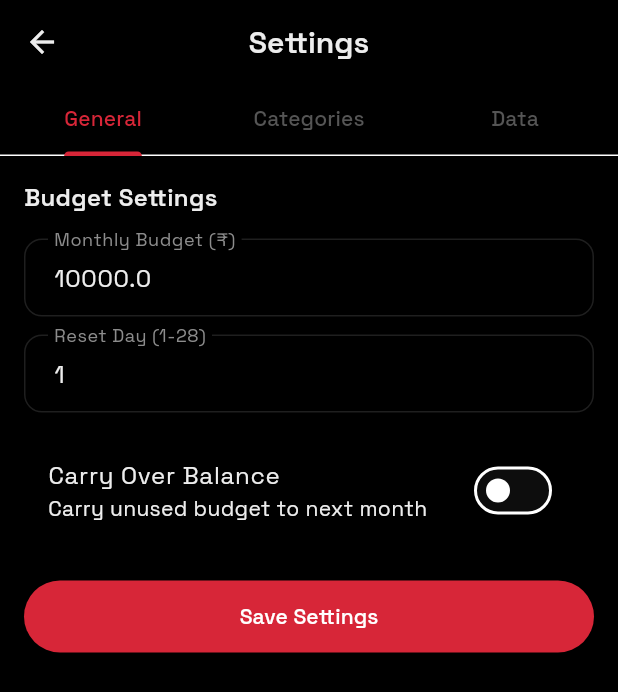
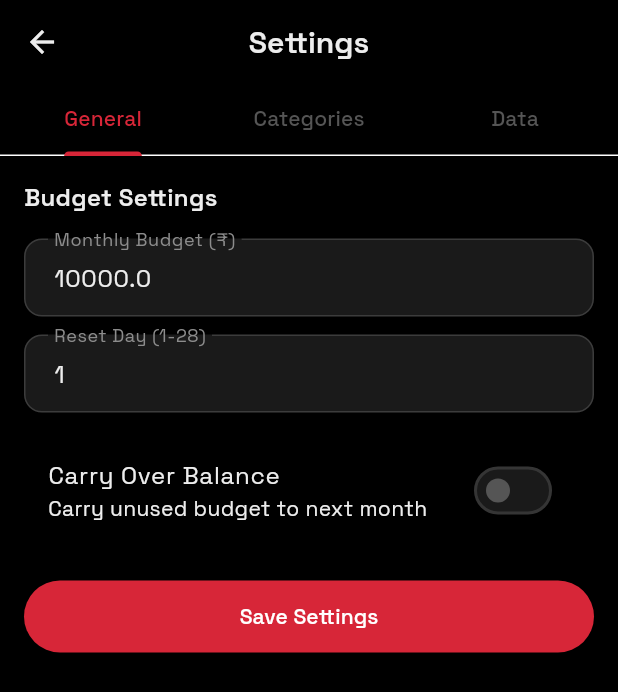
Before and after one commit to ByU4All/MoneyTrace, a Flutter app: the SettingsScreen screen opened by its route, on a phone screen of 412 x 824 dp. Shown: the top 692 px of the screen. Run offline on Flutter 3.47's test engine with Material 3 defaults, Android fonts, the phone set to English and light mode, and no system bars; our stand-ins replace drift, file_picker, fl_chart, flutter_riverpod, google_fonts, share_plus; accounts and stored records are empty; generated files the repository leaves out were written again.

Commit message:
obaque lining

```diff
--- a/mobile/lib/theme/app_theme.dart
+++ b/mobile/lib/theme/app_theme.dart
@@ -105,16 +105,17 @@ class AppTheme {
           ),
         ),
 
-        // Inputs — outline border, no fill
+        // Inputs — filled with subtle background + outline border
         inputDecorationTheme: InputDecorationTheme(
-          filled: false,
+          filled: true,
+          fillColor: AppColors.surfaceLight,
           border: OutlineInputBorder(
             borderRadius: BorderRadius.circular(12),
-            borderSide: BorderSide(color: Colors.white.withValues(alpha: 0.12)),
+            borderSide: BorderSide(color: Colors.white.withValues(alpha: 0.15)),
           ),
           enabledBorder: OutlineInputBorder(
             borderRadius: BorderRadius.circular(12),
-            borderSide: BorderSide(color: Colors.white.withValues(alpha: 0.12)),
+            borderSide: BorderSide(color: Colors.white.withValues(alpha: 0.15)),
           ),
           focusedBorder: OutlineInputBorder(
             borderRadius: BorderRadius.circular(12),
@@ -123,6 +124,54 @@ class AppTheme {
           labelStyle: const TextStyle(color: AppColors.textSecondary),
           hintStyle: const TextStyle(color: AppColors.textMuted),
           contentPadding: const EdgeInsets.symmetric(horizontal: 16, vertical: 14),
+        ),
+
+        // Dropdown menu (DropdownButtonFormField popup)
+        canvasColor: AppColors.primaryLight,
+
+        // Popup menus
+        popupMenuTheme: PopupMenuThemeData(
+          color: AppColors.primaryLight,
+          elevation: 4,
+          shape: RoundedRectangleBorder(
+            borderRadius: BorderRadius.circular(12),
+            side: BorderSide(color: Colors.white.withValues(alpha: 0.12)),
+          ),
+        ),
+
+        // DropdownMenu (M3 style)
+        dropdownMenuTheme: DropdownMenuThemeData(
+          inputDecorationTheme: InputDecorationTheme(
+            filled: true,
+            fillColor: AppColors.surfaceLight,
+            border: OutlineInputBorder(
+              borderRadius: BorderRadius.circular(12),
+              borderSide: BorderSide(color: Colors.white.withValues(alpha: 0.15)),
+            ),
+          ),
+          menuStyle: MenuStyle(
+            backgroundColor: const WidgetStatePropertyAll(AppColors.primaryLight),
+            shape: WidgetStatePropertyAll(
+              RoundedRectangleBorder(
+                borderRadius: BorderRadius.circular(12),
+                side: BorderSide(color: Colors.white.withValues(alpha: 0.12)),
+              ),
+            ),
+            elevation: const WidgetStatePropertyAll(4),
+          ),
+        ),
+
+        // Menu (for MenuAnchor / M3 menus)
+        menuTheme: MenuThemeData(
+          style: MenuStyle(
+            backgroundColor: const WidgetStatePropertyAll(AppColors.primaryLight),
+            shape: WidgetStatePropertyAll(
+              RoundedRectangleBorder(
+                borderRadius: BorderRadius.circular(12),
+                side: BorderSide(color: Colors.white.withValues(alpha: 0.12)),
+              ),
+            ),
+          ),
         ),
 
         // FAB — flat
@@ -153,18 +202,36 @@ class AppTheme {
 
         // Dialog
         dialogTheme: DialogThemeData(
-          backgroundColor: AppColors.surface,
+          backgroundColor: AppColors.surfaceLight,
           shape: RoundedRectangleBorder(
             borderRadius: BorderRadius.circular(20),
+            side: BorderSide(color: Colors.white.withValues(alpha: 0.1)),
           ),
         ),
 
-        // Bottom Sheet
-        bottomSheetTheme: const BottomSheetThemeData(
+        // Bottom Sheet — slightly lighter so inputs inside have contrast
+        bottomSheetTheme: BottomSheetThemeData(
           backgroundColor: AppColors.surface,
           shape: RoundedRectangleBorder(
-            borderRadius: BorderRadius.vertical(top: Radius.circular(20)),
+            borderRadius: const BorderRadius.vertical(top: Radius.circular(20)),
+            side: BorderSide(color: Colors.white.withValues(alpha: 0.08)),
           ),
+        ),
+
+        // Switch
+        switchTheme: SwitchThemeData(
+          thumbColor: WidgetStateProperty.resolveWith((states) {
+            if (states.contains(WidgetState.selected)) return AppColors.accent;
+            return AppColors.textMuted;
+          }),
+          trackColor: WidgetStateProperty.resolveWith((states) {
+            if (states.contains(WidgetState.selected)) return AppColors.accent.withAlpha(80);
+            return AppColors.surfaceLight;
+          }),
+          trackOutlineColor: WidgetStateProperty.resolveWith((states) {
+            if (states.contains(WidgetState.selected)) return Colors.transparent;
+            return Colors.white.withValues(alpha: 0.12);
+          }),
         ),
 
         // Snackbar
```
Also changed, not shown: mobile/lib/screens/settings_screen.dart (+28 -12 lines).
